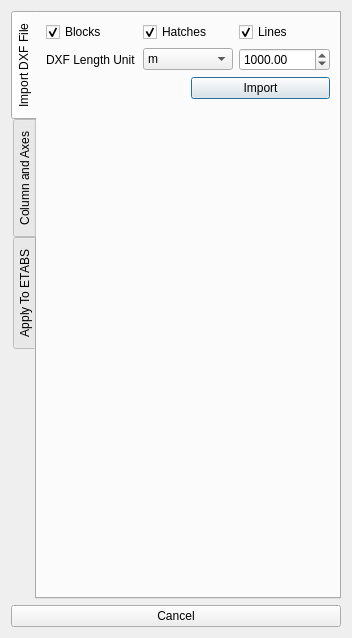
Above: widgets/define/create_axes_from_dxf.ui from ebrahimraeyat/civilTools before the change. Below: the same form after it.
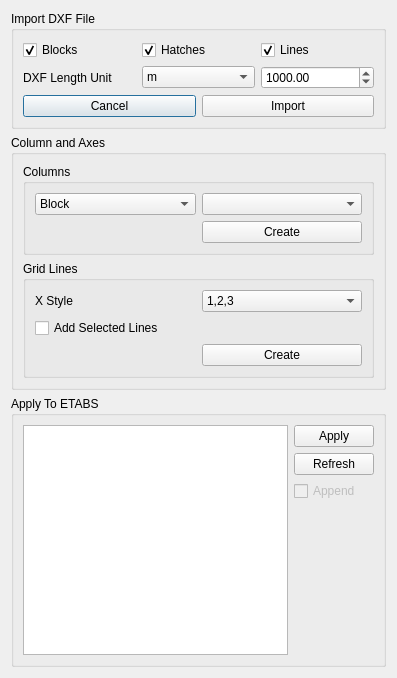
That is the form after the change. Icons and pictures are not drawn.

Commit message: Change the gui of create axes

```diff
--- a/widgets/define/create_axes_from_dxf.ui
+++ b/widgets/define/create_axes_from_dxf.ui
@@ -6,8 +6,8 @@
    <rect>
     <x>0</x>
     <y>0</y>
-    <width>352</width>
-    <height>638</height>
+    <width>397</width>
+    <height>678</height>
    </rect>
   </property>
   <property name="windowTitle">
@@ -17,25 +17,14 @@
    <iconset resource="../../civiltools.qrc">
     <normaloff>:/civiltools/images/grid_lines.svg</normaloff>:/civiltools/images/grid_lines.svg</iconset>
   </property>
-  <layout class="QVBoxLayout" name="verticalLayout_3">
+  <layout class="QVBoxLayout" name="verticalLayout_4">
    <item>
-    <widget class="QTabWidget" name="tabWidget">
-     <property name="tabPosition">
-      <enum>QTabWidget::West</enum>
-     </property>
-     <property name="currentIndex">
-      <number>0</number>
-     </property>
-     <widget class="QWidget" name="tab">
-      <attribute name="icon">
-       <iconset resource="../../civiltools.qrc">
-        <normaloff>:/civiltools/images/dxf.svg</normaloff>:/civiltools/images/dxf.svg</iconset>
-      </attribute>
-      <attribute name="title">
+    <widget class="QGroupBox" name="groupBox">
+     <property name="title">
        <string>Import DXF File</string>
-      </attribute>
-      <layout class="QGridLayout" name="gridLayout_3">
-       <item row="0" column="0" colspan="2">
+     </property>
+     <layout class="QVBoxLayout" name="verticalLayout_3">
+      <item>
         <layout class="QHBoxLayout" name="horizontalLayout">
          <item>
           <widget class="QCheckBox" name="blocks">
@@ -72,7 +61,7 @@
          </item>
         </layout>
        </item>
-       <item row="1" column="0" colspan="2">
+      <item>
         <layout class="QHBoxLayout" name="horizontalLayout_2">
          <item>
           <widget class="QLabel" name="label">
@@ -118,7 +107,26 @@
          </item>
         </layout>
        </item>
-       <item row="2" column="1">
+      <item>
+       <layout class="QHBoxLayout" name="horizontalLayout_4">
+        <item>
+         <widget class="QPushButton" name="cancel_button">
+          <property name="text">
+           <string>Cancel</string>
+          </property>
+          <property name="icon">
+           <iconset resource="../../civiltools.qrc">
+            <normaloff>:/civiltools/images/cancel.svg</normaloff>:/civiltools/images/cancel.svg</iconset>
+          </property>
+          <property name="iconSize">
+           <size>
+            <width>40</width>
+            <height>40</height>
+           </size>
+          </property>
+         </widget>
+        </item>
+        <item>
         <widget class="QPushButton" name="browse">
          <property name="text">
           <string>Import</string>
@@ -135,29 +143,16 @@
          </property>
         </widget>
        </item>
-       <item row="3" column="0" colspan="2">
-        <spacer name="verticalSpacer">
-         <property name="orientation">
-          <enum>Qt::Vertical</enum>
-         </property>
-         <property name="sizeHint" stdset="0">
-          <size>
-           <width>20</width>
-           <height>40</height>
-          </size>
-         </property>
-        </spacer>
+       </layout>
        </item>
       </layout>
      </widget>
-     <widget class="QWidget" name="tab_2">
-      <attribute name="icon">
-       <iconset resource="../../civiltools.qrc">
-        <normaloff>:/civiltools/images/grid_lines.svg</normaloff>:/civiltools/images/grid_lines.svg</iconset>
-      </attribute>
-      <attribute name="title">
+   </item>
+   <item>
+    <widget class="QGroupBox" name="groupBox_3">
+     <property name="title">
        <string>Column and Axes</string>
-      </attribute>
+     </property>
       <layout class="QVBoxLayout" name="verticalLayout_2">
        <item>
         <widget class="QGroupBox" name="groupBox_2">
@@ -269,29 +264,14 @@
          </layout>
         </widget>
        </item>
-       <item>
-        <spacer name="verticalSpacer_2">
-         <property name="orientation">
-          <enum>Qt::Vertical</enum>
-         </property>
-         <property name="sizeHint" stdset="0">
-          <size>
-           <width>20</width>
-           <height>40</height>
-          </size>
-         </property>
-        </spacer>
-       </item>
-      </layout>
-     </widget>
-     <widget class="QWidget" name="tab_3">
-      <attribute name="icon">
-       <iconset resource="../../civiltools.qrc">
-        <normaloff>:/civiltools/images/etabs.png</normaloff>:/civiltools/images/etabs.png</iconset>
-      </attribute>
-      <attribute name="title">
+     </layout>
+    </widget>
+   </item>
+   <item>
+    <widget class="QGroupBox" name="groupBox_5">
+     <property name="title">
        <string>Apply To ETABS</string>
-      </attribute>
+     </property>
       <layout class="QHBoxLayout" name="horizontalLayout_3">
        <item>
         <widget class="QListWidget" name="levels_list"/>
@@ -364,24 +344,6 @@
         </layout>
        </item>
       </layout>
-     </widget>
-    </widget>
-   </item>
-   <item>
-    <widget class="QPushButton" name="cancel_button">
-     <property name="text">
-      <string>Cancel</string>
-     </property>
-     <property name="icon">
-      <iconset resource="../../civiltools.qrc">
-       <normaloff>:/civiltools/images/cancel.svg</normaloff>:/civiltools/images/cancel.svg</iconset>
-     </property>
-     <property name="iconSize">
-      <size>
-       <width>40</width>
-       <height>40</height>
-      </size>
-     </property>
     </widget>
    </item>
   </layout>
```
Lines whose indentation alone changed are shown as unchanged.
